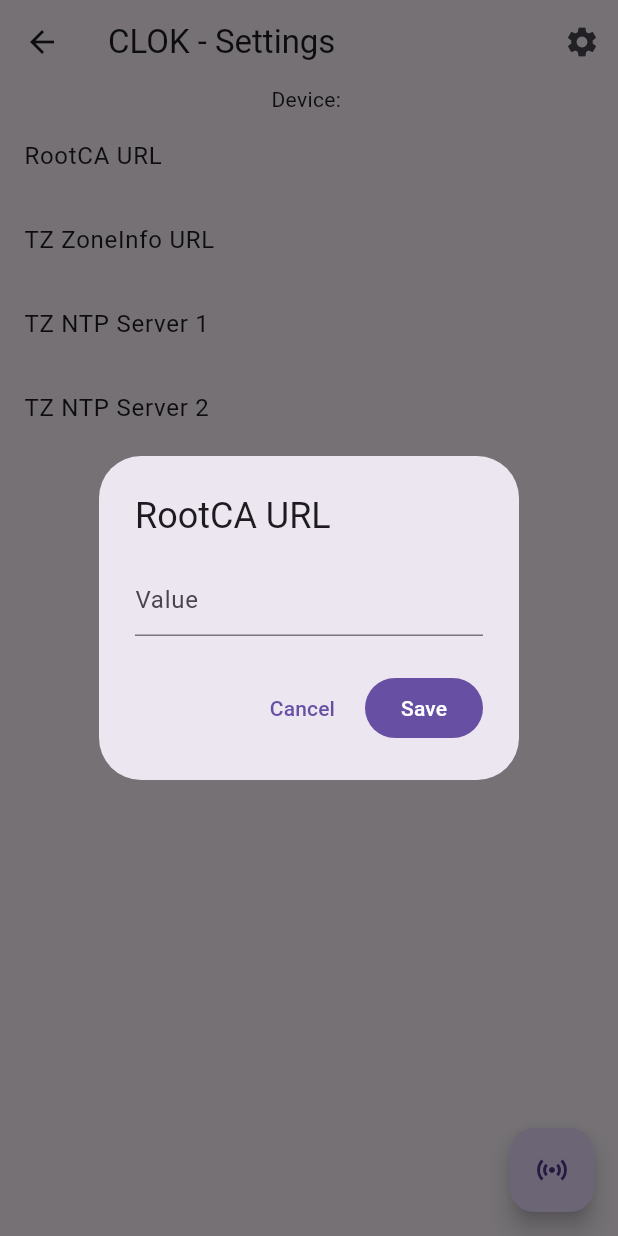
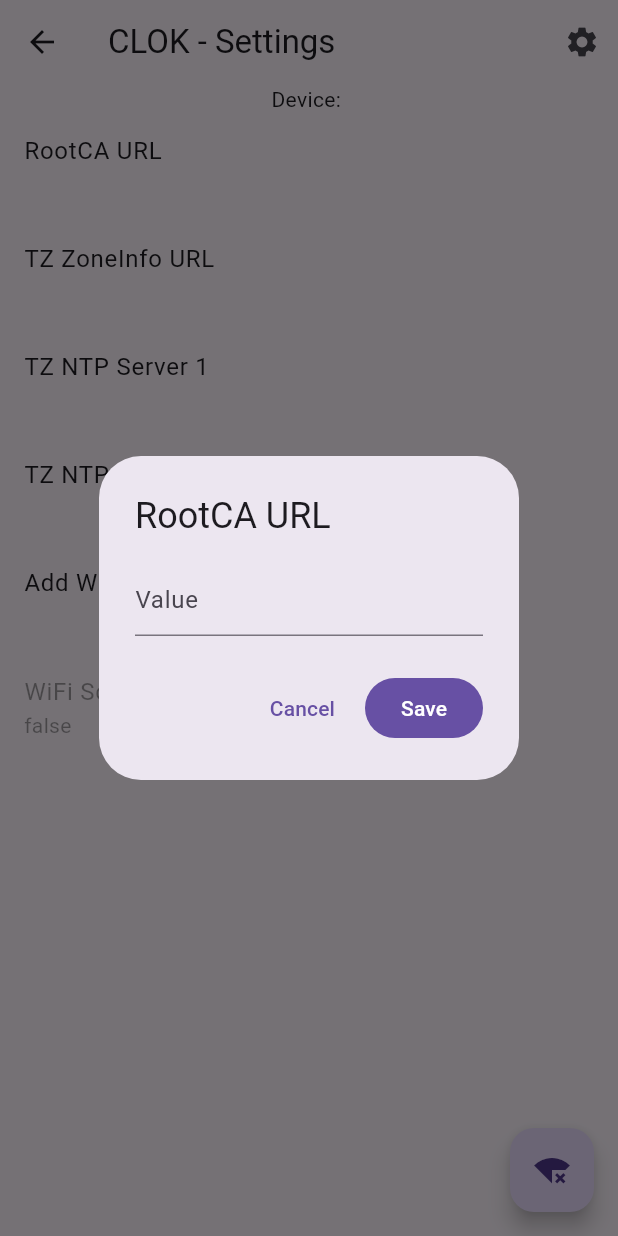
Before and after one commit to Clam-/CLOK, a Flutter app: the DeviceDetailsView screen opened directly with empty values, after a tap on "RootCA URL", on a phone screen of 412 x 824 dp. Run offline on Flutter 3.47's test engine with Material 2 defaults, Android fonts, the phone set to English and light mode, and no system bars; our stand-ins replace convert; missing offline and left inert: quick_blue, signal_strength_indicator; generated files the repository leaves out were written again.

Commit message:
Big ups
* Big refactor of device detail page (still not done)
* Added WiFi list control (however this will crash if you have it open while a new entry is populated. I wanted it dynamic but more research is needed)
* Figured out nuances of bluetooth with this library and refactored a lot of the bluetooth on both sides. (Very unfortunate there is not an event upon confirmation of setting notification status)

```diff
--- a/app/clok/lib/src/app.dart
+++ b/app/clok/lib/src/app.dart
@@ -2,8 +2,8 @@ import 'package:flutter/material.dart';
 import 'package:flutter_gen/gen_l10n/app_localizations.dart';
 import 'package:flutter_localizations/flutter_localizations.dart';
 
-import 'menu/device_detail.dart';
-import 'menu/device_list.dart';
+import 'components/device_detail.dart';
+import 'components/device_list.dart';
 import 'settings/settings_controller.dart';
 import 'settings/settings_view.dart';
 
--- a/app/clok/lib/src/menu/simple_control.dart
+++ b/app/clok/lib/src/components/control_base.dart
@@ -1,36 +1,43 @@
-import 'dart:convert';
 import 'dart:typed_data';
 
 import 'package:flutter/material.dart';
 import 'package:quick_blue/quick_blue.dart';
 
-import '../consts.dart';
+import '../type_converters/base_convert.dart';
 
-/// A placeholder class that represents an entity or model.
-class SimpleControl {
-  SimpleControl(this.optionName, this.optionValue);
-  late String deviceId;
+abstract class BaseControl<V> implements BaseConverter<V> {
+  late String deviceID;
+  late String serviceID;
   late String characteristicID;
   final String optionName;
-  String optionValue;
+  V optionValue;
   late int mtu;
+  final bool display;
+  final bool notifiable;
 
-  void setDeviceOpts(String value, int m) { deviceId = value; mtu = m;}
+  BaseControl(this.optionName, this.optionValue, {this.display = true, this.notifiable = true });
 
-  void setData(String value) { optionValue = value; }
+  void setDeviceOpts(String did, int m) { deviceID = did; mtu = m;}
+  void setServiceID(String sid) { serviceID = sid; }
 
-  void sendData(String value) {
-    QuickBlue.writeValue(deviceId, SERVICE_ID, characteristicID, Uint8List.fromList(utf8.encode(value)), BleOutputProperty.withoutResponse);
+  void setValue(Uint8List data) {
+    print("SetValue: $data");
+    optionValue = decode(data);
+    print("Stored decoded value: $optionValue");
+  }
+
+  void sendData(V value) {
+    print("Sending $value");
+    QuickBlue.writeValue(deviceID, serviceID, characteristicID, Uint8List.fromList(encode(value)), BleOutputProperty.withResponse);
   }
 
   void Function() onTapGen(BuildContext context) {
     // dialog here...
-
     return () {
       showDialog<String>(
         context: context,
         builder: (BuildContext context) {
-          TextEditingController textFieldController = TextEditingController();
+          TextEditingController textFieldController = TextEditingController(text: optionValue.toString());
           return AlertDialog(
             title: Text(optionName),
             content: TextField(
@@ -47,7 +54,7 @@ class SimpleControl {
               FilledButton (
                 child: const Text('Save'),
                 onPressed: () {
-                  sendData(textFieldController.text);
+                  sendData(convertType(textFieldController.text));
                   // send value to characteristic...
                   Navigator.pop(context);
                 },
--- /dev/null
+++ b/app/clok/lib/src/components/control_string.dart
@@ -0,0 +1,25 @@
+import 'dart:convert';
+import 'dart:typed_data';
+
+import '../consts.dart';
+import 'control_base.dart';
+
+class StringControl extends BaseControl<String> {
+  StringControl(optionName, optionValue, {display = true, notifiable = true }) :
+    super(optionName, optionValue, display: display, notifiable: notifiable);
+
+  @override
+  String decode(Uint8List data) {
+    return UTF8_DECODE.convert(data);
+  }
+
+  @override
+  Uint8List encode(String data) {
+    return Uint8List.fromList(utf8.encode(data));
+  }
+
+  @override
+  String convertType(String value) {
+    return value;
+  }
+}
--- /dev/null
+++ b/app/clok/lib/src/components/control_toggle.dart
@@ -0,0 +1,22 @@
+import 'dart:typed_data';
+
+import 'control_base.dart';
+
+class ToggleControl extends BaseControl<bool> {
+  ToggleControl(optionName, optionValue, {display = true, notifiable = true}) :
+    super(optionName, optionValue, display: display, notifiable: notifiable);
+
+  @override
+  bool decode(Uint8List data) {
+    return data[0] == 1;
+  }
+  @override
+  Uint8List encode(bool data) {
+    return Uint8List.fromList([ data ? 0x01 : 0x00 ]);
+  }
+
+  @override
+  bool convertType(String value) {
+    return bool.parse(value);
+  }
+}
--- /dev/null
+++ b/app/clok/lib/src/components/control_wifipicker.dart
@@ -0,0 +1,108 @@
+import 'dart:convert';
+import 'dart:typed_data';
+
+import 'package:flutter/material.dart';
+
+import '../consts.dart';
+import 'control_base.dart';
+
+class WiFiItem implements Comparable<WiFiItem> {
+  final int rssi;
+  final String ssid;
+  WiFiItem(this.rssi, this.ssid);
+  @override
+  int compareTo(WiFiItem other) { return other.rssi - rssi; }
+}
+
+class WiFiPickerControl extends BaseControl<String> {
+  final TextEditingController wifiController = TextEditingController();
+  final List<DropdownMenuEntry<WiFiItem>> wifiEntries = <DropdownMenuEntry<WiFiItem>>[];
+  static Comparator<DropdownMenuEntry<WiFiItem>> nameComparator = (a, b) => a.value.compareTo(b.value);
+  WiFiItem? wi;
+
+  WiFiPickerControl(optionName, optionValue, {display = true, notifiable = true}) :
+    super(optionName, optionValue, display: display, notifiable: notifiable);
+
+  @override
+  String decode(Uint8List data) {
+    return UTF8_DECODE.convert(data);
+  }
+  @override
+  Uint8List encode(String data) {
+    return Uint8List.fromList(utf8.encode(data));
+  }
+  @override
+  void setValue(Uint8List data) {
+    final d = decode(data);
+    final di = d.split("|");
+    final rssi = int.parse(di[0]);
+    final ssid = di.sublist(1).join("|");
+    var found = false;
+    for(final i in wifiEntries) {
+      if (i.value.ssid == ssid) { found = true; break; }
+    }
+    if (!found) { wifiEntries.add(DropdownMenuEntry<WiFiItem>(value:WiFiItem(rssi, ssid), label: ssid)); wifiEntries.sort(nameComparator); }
+  }
+
+  @override
+  String convertType(String value) {
+    return value;
+  }
+  @override
+  void sendData(String value) {
+    // ignore value because this is special...
+
+  }
+
+  @override
+  void Function() onTapGen(BuildContext context) {
+    // dialog here...
+    return () {
+      showDialog<String>(
+        context: context,
+        builder: (BuildContext context) {
+          TextEditingController textFieldController = TextEditingController(text: optionValue.toString());
+
+          return AlertDialog(
+            title: Text(optionName),
+            content: SingleChildScrollView(
+              child: Column(
+                children: [
+                  DropdownMenu<WiFiItem>(
+                    initialSelection: wi,
+                    controller: wifiController,
+                    label: const Text('SSID'),
+                    dropdownMenuEntries: wifiEntries,
+                    onSelected: (WiFiItem? twi) {
+                      wi = twi;
+                    },
+                  ),
+                  TextField(
+                    controller: textFieldController,
+                    decoration: const InputDecoration(hintText: "Key"),
+                  )
+                ]
+              ),
+            ),
+            actions: <Widget>[
+              TextButton (
+                child: const Text('Cancel'),
+                onPressed: () {
+                  Navigator.pop(context);
+                },
+              ),
+              FilledButton (
+                child: const Text('Save'),
+                onPressed: () {
+                  sendData("");
+                  // send value to characteristic...
+                  Navigator.pop(context);
+                },
+              ),
+            ],
+          );
+        }
+      );
+    };
+  }
+}
--- a/app/clok/lib/src/menu/device_detail.dart
+++ b/app/clok/lib/src/components/device_detail.dart
@@ -1,13 +1,15 @@
 import 'dart:typed_data';
-import 'dart:convert';
-
+import 'package:clok/src/components/control_base.dart';
+import 'package:convert/convert.dart';
+import 'package:flutter/gestures.dart';
 import 'package:quick_blue/quick_blue.dart';
+import 'package:flutter/material.dart';
 
 import '../consts.dart';
-import 'package:flutter/material.dart';
-
 import '../settings/settings_view.dart';
-import 'simple_control.dart';
+import 'control_string.dart';
+import 'control_toggle.dart';
+import 'control_wifipicker.dart';
 
 /// Displays detailed information about a SampleItem.
 class DeviceDetailsView extends StatefulWidget {
@@ -22,21 +24,22 @@ class DeviceDetailsView extends StatefulWidget {
 class _DeviceDetailsView extends State<DeviceDetailsView> {
 
   // state vars
-  final bool _wifiscanning = false;
   bool _bleConnected = false;
 
   // Options List
-  final items = {
-      // WiFi
-
+  final items = <String, BaseControl>{
       // RootCA
-      ROOTCA_URL : SimpleControl("RootCA URL", ""),
+      ROOTCA_URL : StringControl("RootCA URL", ""),
       // TZ
-      TZ_ZONEINFO_URL : SimpleControl("TZ ZoneInfo URL", ""),
+      TZ_ZONEINFO_URL : StringControl("TZ ZoneInfo URL", ""),
       //TZListControl("TZ Select Timezone"),
-      TZ_NTP1 : SimpleControl("TZ NTP Server 1", ""),
-      TZ_NTP2 : SimpleControl("TZ NTP Server 2", ""),
+      TZ_NTP1 : StringControl("TZ NTP Server 1", ""),
+      TZ_NTP2 : StringControl("TZ NTP Server 2", ""),
+      // WiFi AP list
+      WIFI_SSIDS : WiFiPickerControl("Add WiFi SSID & Key", ""),
+      WIFI_DOSCAN : ToggleControl("WiFi Scan", false, display: false),
   };
+  final itemsDevMap = {};
 
   @override
   void initState() {
@@ -50,32 +53,41 @@ class _DeviceDetailsView extends State<DeviceDetailsView> {
   void _handleConnectionChange(String devId, BlueConnectionState state) {
     print('_handleConnectionChange $devId, $state');
     if (!mounted) { return; }
-    if (state == BlueConnectionState.connected) {
-      // get MTU, then discover services
-      _onConnect(devId);
-    }
-    if (mounted) { setState(() => _bleConnected = state == BlueConnectionState.connected); }
+    if (state == BlueConnectionState.connected) { _onConnect(devId); }
+    else { Navigator.pop(context); } // disconencted
   }
+  // get MTU, then discover services
   void _onConnect(devId) async {
     var mtu = await QuickBlue.requestMtu(widget.deviceId, MTU_SIZE_REQUEST);
-    print("MTU: $mtu");
     for (final key in items.keys) { items[key]?.setDeviceOpts(widget.deviceId, mtu); }
     QuickBlue.discoverServices(devId);
     print("...Discovering...");
   }
 
-  void _handleServiceDiscovery(String deviceId, String serviceId, List<String> characteristics) {
+  void setNotifies(String deviceId, String serviceId, String chara, int delay) {
+    Future.delayed(Duration(milliseconds: delay), () {
+      print("Setting notify ($chara)");
+      QuickBlue.setNotifiable(deviceId, serviceId, chara, BleInputProperty.notification);
+    });
+  }
+
+  void _handleServiceDiscovery(String deviceId, String serviceId, List<String> characteristics) async {
     print('_handleServiceDiscovery $deviceId, $serviceId, $characteristics');
     if (!mounted) { return; }
-    if (serviceId == SERVICE_ID.toLowerCase()) {
+    if (serviceId == SERVICE_ID) {
       // store platform specific case of characteristics because... reasons ????
+      int delay = 1000;
       for (final chara in characteristics) {
-        items[chara.toUpperCase()]?.characteristicID = chara;
+        var item = items[chara];
+        if (item != null) {
+          item.characteristicID = chara;
+          item.setServiceID(serviceId);
+          if (item.notifiable) { setNotifies(deviceId, serviceId, chara, delay); delay += 1500; }
+        }
       }
-      // readlater
-      print("Found service, do call later...");
-      Future.delayed(const Duration(milliseconds: 3500), () async {
-        await QuickBlue.readValue(deviceId, serviceId, items[ROOTCA_URL]!.characteristicID);
+
+      Future.delayed(Duration(milliseconds: delay), () {
+        if (mounted) { setState(() => _bleConnected = true ); }
       });
     }
   }
@@ -88,23 +100,14 @@ class _DeviceDetailsView extends State<DeviceDetailsView> {
     QuickBlue.disconnect(widget.deviceId);
     print("...DISPOSE...");
   }
+  // TODO: probably want to get initial values first, then set notifiers then enable UI elements...
 
   void _handleValueChange(String deviceId, String characteristicId, Uint8List value) {
-    print("HANDLE CHANGE");
-    print('_handleValueChange $deviceId, $characteristicId, ${utf8.decode(value)}');
+    print('_handleValueChange $deviceId, $characteristicId, ${hex.encode(value)}');
     // oh goodness, I have to make my own data parser??? aaaaa, how is this harder than arduino!? haha.
-    setState(() => items[characteristicId]?.setData(utf8.decode(value)) );
-  }
+    // dispatch value
+    setState(() => items[characteristicId]?.setValue(value) );
 
-  void _toggleScan() {
-    if (_wifiscanning) {
-      // stop scanning
-
-     }
-    else {
-      //start scanning
-
-    }
   }
 
   @override
@@ -145,7 +148,9 @@ class _DeviceDetailsView extends State<DeviceDetailsView> {
               itemCount: items.length,
               itemBuilder: (BuildContext context, int index) {
                 return ListTile(
+                    enabled: items[itemkeys[index]]!.display,
                     title: Text(items[itemkeys[index]]!.optionName),
+                    subtitle: Text(items[itemkeys[index]]!.optionValue.toString()),
                     onTap: items[itemkeys[index]]!.onTapGen(context)
                   );
               },
@@ -154,9 +159,9 @@ class _DeviceDetailsView extends State<DeviceDetailsView> {
         ],
       ),
       floatingActionButton: FloatingActionButton(
-        onPressed: _bleConnected ? _toggleScan : null ,
-        tooltip: _wifiscanning ? 'Stop Scan' : 'Start Scan',
-        child: _wifiscanning ? const Icon(Icons.sensors_off): const Icon(Icons.sensors),
+        onPressed: _bleConnected ? () { items[WIFI_DOSCAN]!.sendData(!items[WIFI_DOSCAN]!.optionValue); } : null ,
+        tooltip: items[WIFI_DOSCAN]!.optionValue ? 'Stop Scan' : 'Start Scan',
+        child: _bleConnected ? items[WIFI_DOSCAN]!.optionValue ? const Icon(Icons.signal_wifi_statusbar_null): const Icon(Icons.wifi_find) : const Icon(Icons.signal_wifi_bad),
       )
     );
   }
--- a/app/clok/lib/src/consts.dart
+++ b/app/clok/lib/src/consts.dart
@@ -1,20 +1,26 @@
-// ignore_for_file: constant_identifier_names
+// ignore_for_file: constant_identifier_names, non_constant_identifier_names
+
+import 'dart:convert';
+
+const ASCII_DECODE = AsciiDecoder(allowInvalid: true);
+const UTF8_DECODE = Utf8Decoder(allowMalformed: true);
+
 const int MTU_SIZE_REQUEST = 270;
-const String SERVICE_ID = "00000000-5AAD-BAAD-FFFF-5AD5ADBADC1C";
-const String SUFFIX_ID = "-5AAD-BAAD-FFFF-5AD5ADBADC1C";
+String SERVICE_ID = "00000000-5AAD-BAAD-FFFF-5AD5ADBADC1C".toLowerCase();
+String SUFFIX_ID = "-5AAD-BAAD-FFFF-5AD5ADBADC1C".toLowerCase();
 
 // Characteristic consts
-const String WIFI_SSIDS = "00000011$SUFFIX_ID";
-const String WIFI_SSID = "00000012$SUFFIX_ID";
-const String WIFI_WPAKEY = "00000013$SUFFIX_ID";
-const String WIFI_DOSCAN = "00000014$SUFFIX_ID";
-const String ROOTCA_URL = "00000031$SUFFIX_ID";
-const String TZ_ZONEINFO_URL = "00000051$SUFFIX_ID";
-const String TZ_TIMEZONE = "00000052$SUFFIX_ID";
-const String TZ_REGIONS = "00000053$SUFFIX_ID";
-const String TZ_REGION = "00000054$SUFFIX_ID";
-const String TZ_TIMEZONES = "00000055$SUFFIX_ID";
-const String TZ_NTP1 = "00000056$SUFFIX_ID";
-const String TZ_NTP2 = "00000057$SUFFIX_ID";
+String WIFI_SSIDS = "00000011$SUFFIX_ID";
+String WIFI_SSID = "00000012$SUFFIX_ID";
+String WIFI_WPAKEY = "00000013$SUFFIX_ID";
+String WIFI_DOSCAN = "00000014$SUFFIX_ID";
+String ROOTCA_URL = "00000031$SUFFIX_ID";
+String TZ_ZONEINFO_URL = "00000051$SUFFIX_ID";
+String TZ_TIMEZONE = "00000052$SUFFIX_ID";
+String TZ_REGIONS = "00000053$SUFFIX_ID";
+String TZ_REGION = "00000054$SUFFIX_ID";
+String TZ_TIMEZONES = "00000055$SUFFIX_ID";
+String TZ_NTP1 = "00000056$SUFFIX_ID";
+String TZ_NTP2 = "00000057$SUFFIX_ID";
 
 // alarm stuff TBD
--- /dev/null
+++ b/app/clok/lib/src/type_converters/base_convert.dart
@@ -0,0 +1,7 @@
+import 'dart:typed_data';
+
+abstract class BaseConverter<T> {
+  T decode(Uint8List data);
+  Uint8List encode(T data);
+  T convertType(String value);
+}
--- a/app/clok/pubspec.yaml
+++ b/app/clok/pubspec.yaml
@@ -16,6 +16,7 @@ dependencies:
   flutter_localizations:
     sdk: flutter
   signal_strength_indicator: ^0.4.1
+  convert: ^3.1.1
 
 dev_dependencies:
   flutter_test:
```
Also changed, not shown: app/clok/lib/src/components/device_list.dart (renamed from app/clok/lib/src/menu/device_list.dart), app/clok/pubspec.lock, 13 other files.
